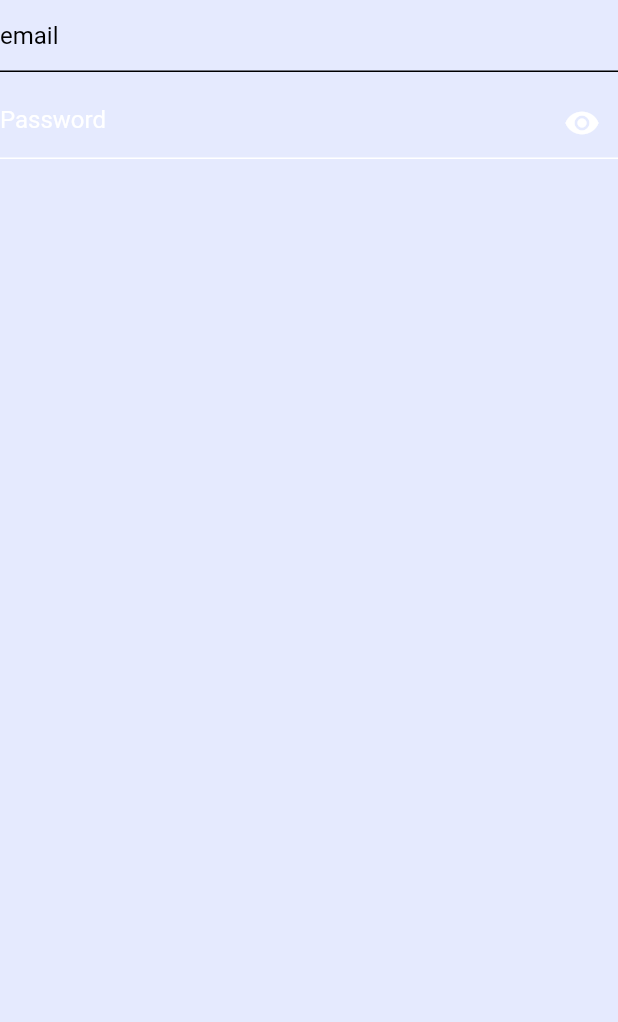
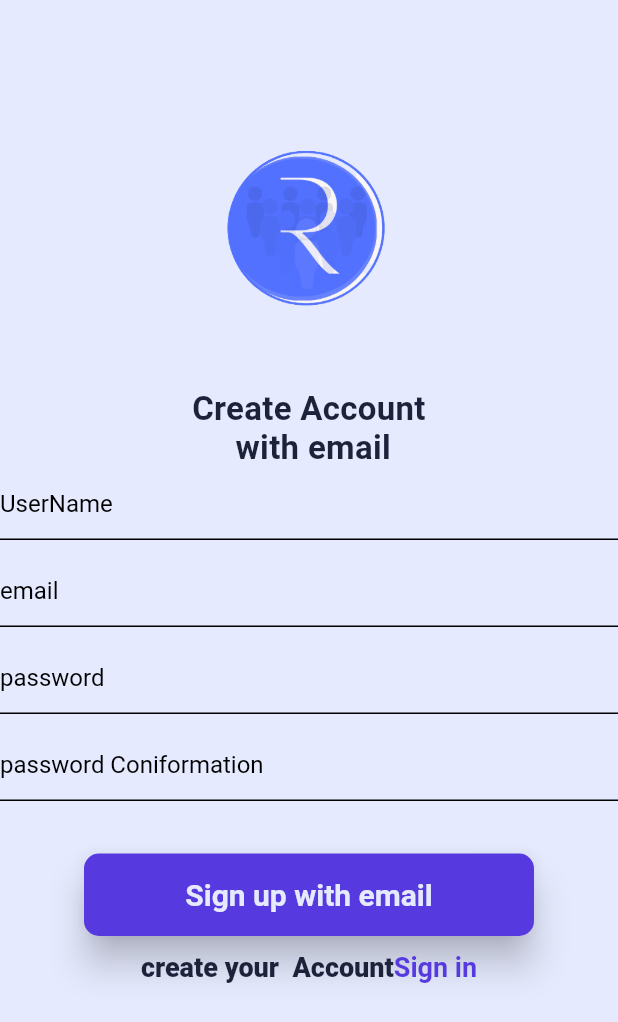
Before and after one commit to majdideveloper/rayek, a Flutter app: the screen it shows after launch, after a tap on "Sign up with email", on a phone screen of 412 x 824 dp. Shown: the top 1022 px of the screen. Run offline on Flutter 3.47's test engine with Material 2 defaults, Android fonts, the phone set to English and light mode, and no system bars; our stand-ins replace cloud_firestore, firebase_auth, firebase_core; missing offline and left inert: cloud_firestore_web, firebase_auth_web, firebase_core_web; accounts and stored records are empty; network calls fail.

Commit message:
UI and logic Login and SignUp

```diff
--- a/lib/resources/auth_methods.dart
+++ b/lib/resources/auth_methods.dart
@@ -7,6 +7,7 @@ class AuthMethods {
   final FirebaseAuth _auth = FirebaseAuth.instance;
   final FirebaseFirestore _firestore = FirebaseFirestore.instance;
 
+// Sign Up
   Future<String> signUp(String email, String password, String username) async {
     String resultat = "";
 
@@ -43,4 +44,38 @@ class AuthMethods {
     }
     return resultat;
   }
+
+  Future<String> logIn(String email, String password) async {
+    String response = '';
+    try {
+      await FirebaseAuth.instance.signInWithEmailAndPassword(
+        email: email,
+        password: password,
+      );
+      response = 'succes';
+    } on FirebaseAuthException catch (e) {
+      if (e.code == 'user-not-found') {
+        print('No user found for that email.');
+      } else if (e.code == 'wrong-password') {
+        print('Wrong password provided for that user.');
+      }
+    }
+    return response;
+  }
+
+  // Sign out
+  signOut() async {
+    await _auth.signOut();
+  }
+
+  //get information user
+  Future<UserModel> getUserDetails() async {
+    // garantie user moujoud
+    User currentUser = _auth.currentUser!;
+
+    DocumentSnapshot documentSnapshot =
+        await _firestore.collection('users').doc(currentUser.uid).get();
+
+    return UserModel.fromSnap(documentSnapshot);
+  }
 }
--- a/lib/screens/auth/login_screen.dart
+++ b/lib/screens/auth/login_screen.dart
@@ -1,7 +1,12 @@
 import 'package:flutter/material.dart';
 
 import 'package:rayek_v001/screens/auth/auth.dart';
+import 'package:rayek_v001/screens/home/home_screen.dart';
 import 'package:rayek_v001/utils/utils.dart';
+
+import '../../resources/auth_methods.dart';
+import '../../widgets/custom_button.dart';
+import '../../widgets/logo_app.dart';
 
 class LoginScreen extends StatefulWidget {
   const LoginScreen({super.key});
@@ -13,17 +18,16 @@ class LoginScreen extends StatefulWidget {
 class _LoginScreenState extends State<LoginScreen> {
   final _emailTextController = TextEditingController();
   final _passTextController = TextEditingController();
-  final _passFocusNode = FocusNode();
+
   final _formKey = GlobalKey<FormState>();
-  var _obscureText = true;
 
-  final _searchTextcontroller = TextEditingController();
+  bool isLoading = false;
 
   @override
   void dispose() {
     _emailTextController.dispose();
     _passTextController.dispose();
-    _passFocusNode.dispose();
+
     super.dispose();
   }
 
@@ -39,99 +43,76 @@ class _LoginScreenState extends State<LoginScreen> {
   Widget build(BuildContext context) {
     return SafeArea(
       child: Scaffold(
-        body: Column(
+        body: SingleChildScrollView(
+          child: Column(
             children: [
-            // Logo
+              // widgetLogo
+              smallPaddingHor,
+              largePaddingHor,
+              Center(child: LogoApp()),
 
-            // text Logo
-
-            // form
+              //Text welcome
+              const Text('Login',
+                  textAlign: TextAlign.center, style: boldTitleStyle),
+              // form Sign up
               Form(
                   key: _formKey,
                   child: Column(
                     children: [
-                  // TextFormField(
-                  //   textInputAction: TextInputAction.next,
-                  //   onEditingComplete: () =>
-                  //       FocusScope.of(context).requestFocus(_passFocusNode),
-                  //   controller: _emailTextController,
-                  //   keyboardType: TextInputType.emailAddress,
-                  //   validator: (value) {
-                  //     if (value!.isEmpty || !value.contains('@')) {
-                  //       return 'Please enter a valid email address';
-                  //     } else {
-                  //       return null;
-                  //     }
-                  //   },
-                  //   style: const TextStyle(color: Colors.white),
-                  //   decoration: const InputDecoration(
-                  //     hintText: 'Email',
-                  //     hintStyle: TextStyle(color: Colors.white),
-                  //     enabledBorder: UnderlineInputBorder(
-                  //       borderSide: BorderSide(color: Colors.white),
-                  //     ),
-                  //     focusedBorder: UnderlineInputBorder(
-                  //       borderSide: BorderSide(color: Colors.white),
-                  //     ),
-                  //   ),
-                  // ),
+                      smallPaddingHor,
                       TextFieldAuth(
                         controller: _emailTextController,
-                    hintText: 'email',
-                    passFocusNode: _passFocusNode,
+                        hintText: "email",
                       ),
                       smallPaddingHor,
+                      TextFieldAuth(
+                        controller: _passTextController,
+                        hintText: "password",
+                        isPassword: true,
+                      ),
+                      smallPaddingHor,
+                      smallPaddingHor,
+                    ],
+                  )),
 
-                  //Password
+              meduimPaddingHor,
 
-                  TextFormField(
-                    textInputAction: TextInputAction.done,
-                    onEditingComplete: () {
-                      _submitFormOnLogin();
-                    },
-                    controller: _passTextController,
-                    focusNode: _passFocusNode,
-                    obscureText: _obscureText,
-                    keyboardType: TextInputType.visiblePassword,
-                    validator: (value) {
-                      if (value!.isEmpty || value.length < 7) {
-                        return 'Please enter a valid password';
+              //button signup
+              CustomButton(
+                onPressed: () async {
+                  setState(() {
+                    isLoading = true;
+                  });
+
+                  String responce = await AuthMethods().logIn(
+                      _emailTextController.text, _passTextController.text);
+
+                  if (responce == 'succes') {
+                    setState(() {
+                      isLoading = false;
+                    });
+
+                    goTo(context, HomeScreen());
                   } else {
-                        return null;
+                    setState(() {
+                      isLoading = false;
+                    });
                   }
                 },
-                    style: const TextStyle(color: Colors.white),
-                    decoration: InputDecoration(
-                      suffixIcon: GestureDetector(
+                text: 'Log in',
+                isLoading: isLoading,
+              ),
+
+              smallPaddingHor,
+              FooterAuth(
                   onTap: () {
-                            setState(() {
-                              _obscureText = !_obscureText;
-                            });
+                    goTo(context, RegisterScreen());
                   },
-                          child: Icon(
-                            _obscureText
-                                ? Icons.visibility
-                                : Icons.visibility_off,
-                            color: Colors.white,
-                          )),
-                      hintText: 'Password',
-                      hintStyle: const TextStyle(color: Colors.white),
-                      enabledBorder: const UnderlineInputBorder(
-                        borderSide: BorderSide(color: Colors.white),
-                      ),
-                      focusedBorder: const UnderlineInputBorder(
-                        borderSide: BorderSide(color: Colors.white),
-                      ),
-                    ),
-                  ),
+                  text: 'Don\'t have Account',
+                  bttext: 'Sign UP')
+              // button google
             ],
           ),
-            ),
-
-            // button
-
-            // footer
-          ],
         ),
       ),
     );
--- a/lib/screens/auth/register_screen.dart
+++ b/lib/screens/auth/register_screen.dart
@@ -0,0 +1,116 @@
+import 'package:flutter/material.dart';
+import 'package:rayek_v001/resources/auth_methods.dart';
+
+import 'package:rayek_v001/screens/auth/auth.dart';
+import 'package:rayek_v001/screens/auth/widget/widget_auth.dart';
+
+import '../../utils/utils.dart';
+import '../../widgets/custom_button.dart';
+import '../../widgets/logo_app.dart';
+
+class RegisterScreen extends StatefulWidget {
+  const RegisterScreen({super.key});
+
+  @override
+  State<RegisterScreen> createState() => _RegisterScreenState();
+}
+
+class _RegisterScreenState extends State<RegisterScreen> {
+  final _formKey = GlobalKey<FormState>();
+  final _emailController = TextEditingController();
+  final _userNameController = TextEditingController();
+  final _passwordController = TextEditingController();
+  final _passwordConformationController = TextEditingController();
+
+  bool isLaoding = false;
+
+  @override
+  Widget build(BuildContext context) {
+    return SafeArea(
+      child: Scaffold(
+        body: SingleChildScrollView(
+          child: Column(
+            children: [
+              // widgetLogo
+              smallPaddingHor,
+              largePaddingHor,
+              Center(child: LogoApp()),
+
+              //Text welcome
+              const Text('Create Account\n with email',
+                  textAlign: TextAlign.center, style: boldTitleStyle),
+              // form Sign up
+              Form(
+                  key: _formKey,
+                  child: Column(
+                    children: [
+                      TextFieldAuth(
+                        controller: _userNameController,
+                        hintText: "UserName",
+                      ),
+                      smallPaddingHor,
+                      TextFieldAuth(
+                        controller: _emailController,
+                        hintText: "email",
+                      ),
+                      smallPaddingHor,
+                      TextFieldAuth(
+                        controller: _passwordController,
+                        hintText: "password",
+                        isPassword: true,
+                      ),
+                      smallPaddingHor,
+                      TextFieldAuth(
+                        controller: _passwordConformationController,
+                        hintText: "password Coniformation",
+                        isPassword: true,
+                      ),
+                      smallPaddingHor,
+                    ],
+                  )),
+
+              meduimPaddingHor,
+
+              //button signup
+              CustomButton(
+                onPressed: () async {
+                  setState(() {
+                    isLaoding = true;
+                  });
+
+                  String responce = await AuthMethods().signUp(
+                      _emailController.text,
+                      _passwordController.text,
+                      _userNameController.text);
+
+                  if (responce == 'succes') {
+                    setState(() {
+                      isLaoding = false;
+                    });
+
+                    goTo(context, LoginScreen());
+                  } else {
+                    setState(() {
+                      isLaoding = false;
+                    });
+                  }
+                },
+                text: 'Sign up with email',
+                isLoading: isLaoding,
+              ),
+
+              smallPaddingHor,
+              // button google
+              FooterAuth(
+                  onTap: () {
+                    goTo(context, LoginScreen());
+                  },
+                  text: 'create your  Account',
+                  bttext: 'Sign in')
+            ],
+          ),
+        ),
+      ),
+    );
+  }
+}
--- a/lib/screens/auth/welcome_screen.dart
+++ b/lib/screens/auth/welcome_screen.dart
@@ -29,6 +29,7 @@ class WelcomeScreen extends StatelessWidget {
             // text account
             Center(
               child: RichText(
+                textAlign: TextAlign.center,
                 text: TextSpan(
                   text: 'Already Have Account? ',
                   style: mediumStyle,
@@ -50,7 +51,7 @@ class WelcomeScreen extends StatelessWidget {
             //button signup
             CustomButton(
               onPressed: () async {
-                goTo(context, const LoginScreen());
+                goTo(context, const RegisterScreen());
               },
               text: 'Sign up with email',
             ),
--- a/lib/screens/auth/widget/footer_auth.dart
+++ b/lib/screens/auth/widget/footer_auth.dart
@@ -16,11 +16,12 @@ class FooterAuth extends StatelessWidget {
       child: RichText(
         text: TextSpan(
           text: text,
-          style: smallStyle,
+          style: normalStyle.copyWith(fontWeight: FontWeight.w800),
           children: [
             TextSpan(
               text: bttext,
-              style: H2Style,
+              style: normalStyle.copyWith(
+                  color: BtColor, fontWeight: FontWeight.w600),
               recognizer: TapGestureRecognizer()..onTap = onTap,
             ),
           ],
--- a/lib/screens/auth/widget/google_button.dart
+++ b/lib/screens/auth/widget/google_button.dart
@@ -13,25 +13,29 @@ class GoogleButton extends StatelessWidget {
 
   @override
   Widget build(BuildContext context) {
-    return
-
-        // SignInButton(
-        //   Buttons.Google,
-        //   shape: RoundedRectangleBorder(borderRadius: BorderRadius.circular(10)),
-        //   text: text,
-        //   onPressed: onPressed,
-        // );
-
-        ElevatedButton.icon(
-      icon: Icon(Icons.g_mobiledata_rounded, color: BtColor),
+    return ElevatedButton(
       style: ElevatedButton.styleFrom(
-          primary: BgColor,
+          backgroundColor: BgColor,
           minimumSize: const Size(300, 55),
           side: const BorderSide(width: 1, color: BtColor),
           shape:
               RoundedRectangleBorder(borderRadius: BorderRadius.circular(10))),
       onPressed: onPressed,
-      label: Text(text, style: H5BtStyle),
+      child: Row(
+        mainAxisSize: MainAxisSize.min,
+        children: [
+          Image.network(
+            'https://www.freepnglogos.com/uploads/google-logo-png/google-logo-png-webinar-optimizing-for-success-google-business-webinar-13.png',
+            height: 35,
+            width: 35,
+          ),
+          smallPaddingVer,
+          Text(
+            text,
+            style: boldTitleStyle,
+          )
+        ],
+      ),
     );
   }
 }
--- a/lib/screens/auth/widget/textfield_auth.dart
+++ b/lib/screens/auth/widget/textfield_auth.dart
@@ -1,26 +1,27 @@
 import 'package:flutter/material.dart';
 
 class TextFieldAuth extends StatelessWidget {
-  FocusNode passFocusNode;
   TextEditingController controller;
   String hintText;
   String? Function(String?)? validator;
+  bool? isPassword;
   TextFieldAuth({
     Key? key,
-    required this.passFocusNode,
     required this.controller,
     required this.hintText,
     this.validator,
+    this.isPassword = false,
   }) : super(key: key);
 
   @override
   Widget build(BuildContext context) {
     return TextFormField(
       textInputAction: TextInputAction.next,
-      onEditingComplete: () =>
-          FocusScope.of(context).requestFocus(passFocusNode),
+
       controller: controller,
       keyboardType: TextInputType.emailAddress,
+      obscureText: isPassword!,
+
       validator: validator,
       // validator: (value) {
       //   if (value!.isEmpty || !value.contains('@')) {
--- a/lib/utils/utils.dart
+++ b/lib/utils/utils.dart
@@ -1,3 +1,4 @@
 export './palette.dart';
 export 'helper_padding.dart';
 export './helper_textstyle.dart';
+export './helper_method.dart';
--- a/lib/widgets/custom_button.dart
+++ b/lib/widgets/custom_button.dart
@@ -4,11 +4,13 @@ import 'package:rayek_v001/utils/utils.dart';
 class CustomButton extends StatelessWidget {
   final void Function() onPressed;
   String text;
+  bool? isLoading;
 
   CustomButton({
     Key? key,
     required this.onPressed,
     required this.text,
+    this.isLoading = false,
   }) : super(key: key);
 
   @override
@@ -17,11 +19,16 @@ class CustomButton extends StatelessWidget {
       style: ElevatedButton.styleFrom(
           primary: BtColor,
           onPrimary: LighColor,
+          elevation: 10.0,
           minimumSize: const Size(300, 55),
           shape:
               RoundedRectangleBorder(borderRadius: BorderRadius.circular(10))),
       onPressed: onPressed,
-      child: Text(text, style: H4BtStyle),
+      child: isLoading!
+          ? CircularProgressIndicator(
+              color: Colors.white,
+            )
+          : Text(text, style: H4BtStyle),
     );
   }
 }
```
Also changed, not shown: lib/screens/home/home_screen.dart (added, +19 -0 lines), pubspec.lock. Lines whose indentation alone changed are shown as unchanged.
